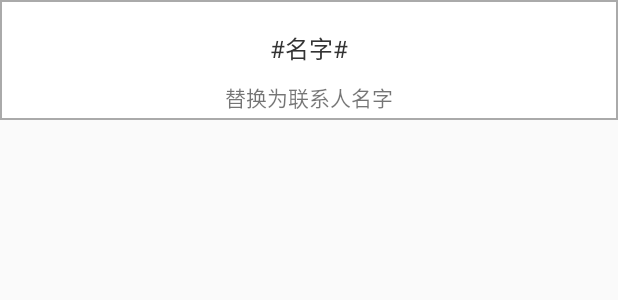
After one commit to wangguang2112/MassSMS, an Android app: the layout word_item.xml on its own in the app's theme, with its tools: preview values and no code run, on a phone screen of 412 x 824 dp. The commit adds this screen. Shown: the top 300 px of the screen. Run offline under Robolectric (Android 15) with nearby library versions, the phone set to English and light mode, and no system bars.

Commit message:
王广 微调

```diff
--- a/app/src/main/java/com/wang/masssms/fragment/BaseFragment.java
+++ b/app/src/main/java/com/wang/masssms/fragment/BaseFragment.java
@@ -77,9 +77,6 @@ public class BaseFragment  extends Fragment {
         mApp=App.getApp();
         mActivity=(BaseActivity)getActivity();
         mContext=mApp.getApplicationContext();
-        if(mActivity!=null){
-            mFragmentCallbackListener=(BaseActivity)mActivity;
-        }
     }
 
     public void onResponse(ProxyEntity proxyEntity) {
@@ -139,5 +136,8 @@ public class BaseFragment  extends Fragment {
     public void onAttach(Activity activity) {
         super.onAttach(activity);
         mActivity=  activity;
+        if(mActivity!=null){
+            mFragmentCallbackListener=(BaseActivity)mActivity;
+        }
     }
 }
--- /dev/null
+++ b/app/src/main/res/drawable/word_item_background.xml
@@ -0,0 +1,15 @@
+<?xml version="1.0" encoding="utf-8"?>
+<selector xmlns:android="http://schemas.android.com/apk/res/android">
+    <item android:state_pressed="false">
+        <shape>
+            <solid android:color="@color/white"></solid>
+            <stroke android:color="#aaa" android:width="1dp"></stroke>
+        </shape>
+    </item>
+    <item android:state_pressed="true">
+        <shape>
+            <solid android:color="@color/buttonDown"></solid>
+            <stroke android:color="#aaa" android:width="1dp"></stroke>
+        </shape>
+    </item>
+</selector>
--- a/app/src/main/res/layout/activity_sendmsg_layout.xml
+++ b/app/src/main/res/layout/activity_sendmsg_layout.xml
@@ -104,11 +104,12 @@
         <!--android:layout_marginBottom="5dp"-->
         <!--android:layout_marginLeft="10dp"-->
         <!--android:background="#AAA" />-->
-        <RadioButton style="@style/sendmsg_handle"
+        <RadioButton android:id="@+id/handle_word"
+                style="@style/sendmsg_handle"
                      android:button="@drawable/word_icon"
                 />
         <RadioButton style="@style/sendmsg_handle"
-
+                     android:button="@drawable/word_icon"
                 />
 
         <RadioButton
--- /dev/null
+++ b/app/src/main/res/layout/word_item.xml
@@ -0,0 +1,23 @@
+<?xml version="1.0" encoding="utf-8"?>
+<LinearLayout xmlns:android="http://schemas.android.com/apk/res/android"
+              android:background="@drawable/word_item_background"
+              android:orientation="vertical"
+              android:layout_width="match_parent"
+              android:gravity="center_horizontal"
+              android:layout_height="80dp">
+    <TextView android:layout_width="wrap_content"
+              android:layout_height="wrap_content"
+              android:gravity="center"
+              android:text="#名字#"
+              android:layout_marginTop="20dp"
+              android:textColor="#333333"
+              android:textSize="16sp"
+              android:id="@+id/word_item_text"/>
+    <TextView android:layout_width="wrap_content"
+              android:layout_height="wrap_content"
+              android:gravity="center"
+              android:textSize="14sp"
+              android:layout_marginTop="10dp"
+              android:text="替换为联系人名字"
+            android:id="@+id/word_item_descrition"/>
+</LinearLayout>
```
Also changed, not shown: app/src/main/java/com/wang/masssms/activity/SendMsgActivity.java (+62 -0 lines), app/src/main/java/com/wang/masssms/adapter/WordAdapter.java (added, +51 -0 lines), app/src/main/java/com/wang/masssms/fragment/WordFragment.java (added, +67 -0 lines), app/src/main/java/com/wang/masssms/model/WordData.java (added, +29 -0 lines), app/src/main/java/com/wang/masssms/proxy/ErrorCode.java (added, +11 -0 lines), app/src/main/java/com/wang/masssms/proxy/SendMsgProxy.java (+30 -0 lines), app/src/main/res/layout/fragment_word_layout.xml (added, +17 -0 lines), app/src/main/res/values/arrays.xml (+8 -0 lines), 1 other file.
